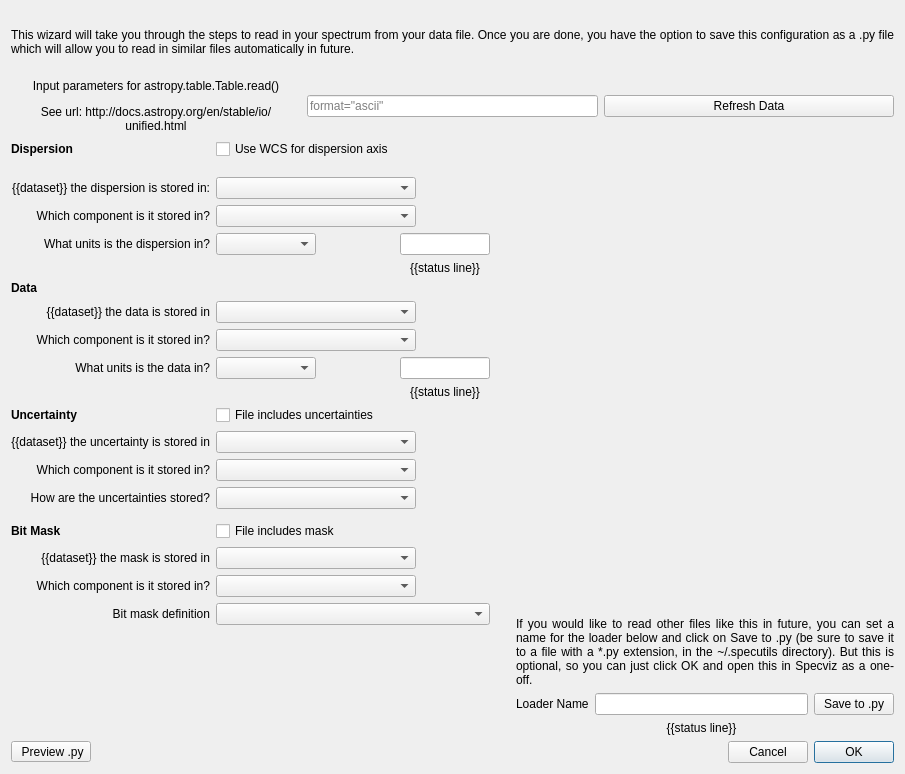
This is specviz/plugins/loader_wizard/loader_wizard.ui in spacetelescope/specviz as Qt 5 draws it before an edit. The edited form follows.
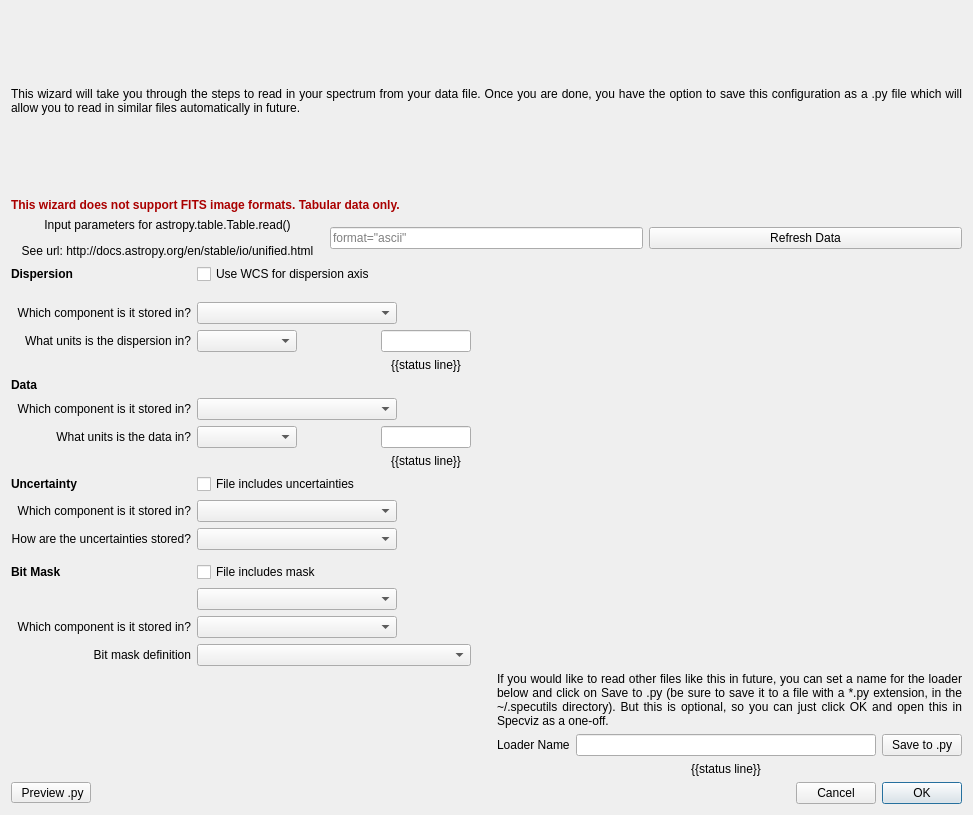
This is the edited form.

Commit message: fixed some ui bugs, and took out extraneious dataset buttons

What changed in the file:
```diff
--- a/specviz/plugins/loader_wizard/loader_wizard.ui
+++ b/specviz/plugins/loader_wizard/loader_wizard.ui
@@ -6,8 +6,8 @@
    <rect>
     <x>0</x>
     <y>0</y>
-    <width>905</width>
-    <height>774</height>
+    <width>973</width>
+    <height>815</height>
    </rect>
   </property>
   <property name="windowTitle">
@@ -33,6 +33,13 @@
      </property>
     </widget>
    </item>
+   <item>
+    <widget class="QLabel" name="label_8">
+     <property name="text">
+      <string>&lt;html&gt;&lt;head/&gt;&lt;body&gt;&lt;p&gt;&lt;span style=&quot; font-weight:600; color:#aa0000;&quot;&gt;This wizard does not support FITS image formats. Tabular data only.&lt;/span&gt;&lt;/p&gt;&lt;/body&gt;&lt;/html&gt;</string>
+     </property>
+    </widget>
+   </item>
    <item>
     <layout class="QVBoxLayout" name="verticalLayout_3">
      <item>
@@ -87,7 +94,7 @@
     <layout class="QHBoxLayout" name="horizontalLayout_4">
      <item>
       <layout class="QGridLayout" name="gridLayout">
-       <item row="9" column="1" colspan="2">
+       <item row="7" column="1" colspan="2">
         <widget class="QComboBox" name="combo_data_component">
          <property name="sizePolicy">
           <sizepolicy hsizetype="Fixed" vsizetype="Fixed">
@@ -106,7 +113,7 @@
          </property>
         </widget>
        </item>
-       <item row="19" column="1" colspan="2">
+       <item row="16" column="1" colspan="2">
         <widget class="QComboBox" name="combo_mask_component">
          <property name="sizePolicy">
           <sizepolicy hsizetype="Fixed" vsizetype="Fixed">
@@ -125,33 +132,10 @@
          </property>
         </widget>
        </item>
-       <item row="19" column="4" rowspan="3" colspan="3">
-        <widget class="QLabel" name="label_6">
-         <property name="text">
-          <string>&lt;html&gt;&lt;head/&gt;&lt;body&gt;&lt;p&gt;If you would like to read other files like this in future, you can set a name for the loader below and click on Save to .py (be sure to save it to a file with a *.py extension, in the ~/.specutils directory). But this is optional, so you can just click OK and open this in Specviz as a one-off.&lt;/p&gt;&lt;/body&gt;&lt;/html&gt;</string>
-         </property>
-         <property name="alignment">
-          <set>Qt::AlignBottom|Qt::AlignJustify</set>
-         </property>
-         <property name="wordWrap">
-          <bool>true</bool>
-         </property>
-        </widget>
-       </item>
-       <item row="18" column="0">
-        <widget class="QLabel" name="label_mask_dataset">
-         <property name="text">
-          <string>{{dataset}} the mask is stored in</string>
-         </property>
-         <property name="alignment">
-          <set>Qt::AlignRight|Qt::AlignTrailing|Qt::AlignVCenter</set>
-         </property>
-        </widget>
-       </item>
-       <item row="20" column="1" colspan="2">
+       <item row="17" column="1" colspan="2">
         <widget class="QComboBox" name="combo_bit_mask_definition"/>
        </item>
-       <item row="15" column="1" colspan="2">
+       <item row="12" column="1" colspan="2">
         <widget class="QComboBox" name="combo_uncertainty_type">
          <property name="sizePolicy">
           <sizepolicy hsizetype="Fixed" vsizetype="Fixed">
@@ -170,7 +154,7 @@
          </property>
         </widget>
        </item>
-       <item row="11" column="2">
+       <item row="9" column="2">
         <widget class="QLabel" name="label_data_status">
          <property name="text">
           <string>{{status line}}</string>
@@ -180,7 +164,7 @@
          </property>
         </widget>
        </item>
-       <item row="22" column="6">
+       <item row="19" column="6">
         <widget class="QPushButton" name="button_save_yaml">
          <property name="sizePolicy">
           <sizepolicy hsizetype="Minimum" vsizetype="Fixed">
@@ -193,7 +177,7 @@
          </property>
         </widget>
        </item>
-       <item row="12" column="0">
+       <item row="10" column="0">
         <widget class="QLabel" name="label_4">
          <property name="font">
           <font>
@@ -206,17 +190,7 @@
          </property>
         </widget>
        </item>
-       <item row="8" column="0">
-        <widget class="QLabel" name="label_data_dataset">
-         <property name="text">
-          <string>{{dataset}} the data is stored in</string>
-         </property>
-         <property name="alignment">
-          <set>Qt::AlignRight|Qt::AlignTrailing|Qt::AlignVCenter</set>
-         </property>
-        </widget>
-       </item>
-       <item row="19" column="0">
+       <item row="16" column="0">
         <widget class="QLabel" name="label_uncertainty_component">
          <property name="text">
           <string>Which component is it stored in?</string>
@@ -226,7 +200,7 @@
          </property>
         </widget>
        </item>
-       <item row="23" column="5">
+       <item row="20" column="5">
         <widget class="QLabel" name="label_loader_name_status">
          <property name="sizePolicy">
           <sizepolicy hsizetype="Preferred" vsizetype="Fixed">
@@ -245,7 +219,7 @@
          </property>
         </widget>
        </item>
-       <item row="6" column="2">
+       <item row="5" column="2">
         <widget class="QLabel" name="label_dispersion_status">
          <property name="text">
           <string>{{status line}}</string>
@@ -255,7 +229,7 @@
          </property>
         </widget>
        </item>
-       <item row="22" column="4">
+       <item row="19" column="4">
         <widget class="QLabel" name="label_5">
          <property name="sizePolicy">
           <sizepolicy hsizetype="Preferred" vsizetype="Expanding">
@@ -268,7 +242,7 @@
          </property>
         </widget>
        </item>
-       <item row="10" column="1">
+       <item row="8" column="1">
         <widget class="QComboBox" name="combo_data_units">
          <property name="sizePolicy">
           <sizepolicy hsizetype="Fixed" vsizetype="Fixed">
@@ -287,7 +261,7 @@
          </property>
         </widget>
        </item>
-       <item row="7" column="0">
+       <item row="6" column="0">
         <widget class="QLabel" name="label_3">
          <property name="font">
           <font>
@@ -300,7 +274,7 @@
          </property>
         </widget>
        </item>
-       <item row="4" column="0">
+       <item row="3" column="0">
         <widget class="QLabel" name="label_dispersion_component">
          <property name="text">
           <string>Which component is it stored in?</string>
@@ -310,7 +284,7 @@
          </property>
         </widget>
        </item>
-       <item row="9" column="0">
+       <item row="7" column="0">
         <widget class="QLabel" name="label_data_component">
          <property name="text">
           <string>Which component is it stored in?</string>
@@ -320,7 +294,7 @@
          </property>
         </widget>
        </item>
-       <item row="10" column="0">
+       <item row="8" column="0">
         <widget class="QLabel" name="label_data_units">
          <property name="text">
           <string>What units is the data in?</string>
@@ -330,17 +304,7 @@
          </property>
         </widget>
        </item>
-       <item row="13" column="0">
-        <widget class="QLabel" name="label_uncertainty_dataset">
-         <property name="text">
-          <string>{{dataset}} the uncertainty is stored in</string>
-         </property>
-         <property name="alignment">
-          <set>Qt::AlignRight|Qt::AlignTrailing|Qt::AlignVCenter</set>
-         </property>
-        </widget>
-       </item>
-       <item row="18" column="1" colspan="2">
+       <item row="15" column="1" colspan="2">
         <widget class="QComboBox" name="combo_mask_dataset">
          <property name="sizePolicy">
           <sizepolicy hsizetype="Fixed" vsizetype="Fixed">
@@ -359,7 +323,7 @@
          </property>
         </widget>
        </item>
-       <item row="5" column="2">
+       <item row="4" column="2">
         <widget class="QLineEdit" name="value_dispersion_units">
          <property name="sizePolicy">
           <sizepolicy hsizetype="Fixed" vsizetype="Fixed">
@@ -384,7 +348,7 @@
          </property>
         </widget>
        </item>
-       <item row="14" column="1" colspan="2">
+       <item row="11" column="1" colspan="2">
         <widget class="QComboBox" name="combo_uncertainty_component">
          <property name="sizePolicy">
           <sizepolicy hsizetype="Fixed" vsizetype="Fixed">
@@ -403,7 +367,7 @@
          </property>
         </widget>
        </item>
-       <item row="22" column="5">
+       <item row="19" column="5">
         <widget class="QLineEdit" name="loader_name">
          <property name="sizePolicy">
           <sizepolicy hsizetype="Expanding" vsizetype="Expanding">
@@ -413,7 +377,7 @@
          </property>
         </widget>
        </item>
-       <item row="5" column="0">
+       <item row="4" column="0">
         <widget class="QLabel" name="label_dispersion_units">
          <property name="text">
           <string>What units is the dispersion in?</string>
@@ -423,14 +387,14 @@
          </property>
         </widget>
        </item>
-       <item row="17" column="1" colspan="2">
+       <item row="14" column="1" colspan="2">
         <widget class="QCheckBox" name="bool_mask">
          <property name="text">
           <string>File includes mask</string>
          </property>
         </widget>
        </item>
-       <item row="5" column="3">
+       <item row="4" column="3">
         <spacer name="horizontalSpacer_2">
          <property name="orientation">
           <enum>Qt::Horizontal</enum>
@@ -446,43 +410,14 @@
          </property>
         </spacer>
        </item>
-       <item row="3" column="0">
-        <widget class="QLabel" name="label_dispersion_dataset">
-         <property name="text">
-          <string>{{dataset}} the dispersion is stored in:</string>
-         </property>
-         <property name="alignment">
-          <set>Qt::AlignRight|Qt::AlignTrailing|Qt::AlignVCenter</set>
-         </property>
-        </widget>
-       </item>
-       <item row="12" column="1" colspan="2">
+       <item row="10" column="1" colspan="2">
         <widget class="QCheckBox" name="bool_uncertainties">
          <property name="text">
           <string>File includes uncertainties</string>
          </property>
         </widget>
        </item>
-       <item row="8" column="1" colspan="2">
-        <widget class="QComboBox" name="combo_data_dataset">
-         <property name="sizePolicy">
-          <sizepolicy hsizetype="Fixed" vsizetype="Fixed">
-           <horstretch>0</horstretch>
-           <verstretch>0</verstretch>
-          </sizepolicy>
-         </property>
-         <property name="minimumSize">
-          <size>
-           <width>200</width>
-           <height>0</height>
-          </size>
-         </property>
-         <property name="sizeAdjustPolicy">
-          <enum>QComboBox::AdjustToMinimumContentsLength</enum>
-         </property>
-        </widget>
-       </item>
-       <item row="15" column="0">
+       <item row="12" column="0">
         <widget class="QLabel" name="label_uncertainty_type">
          <property name="text">
           <string>How are the uncertainties stored?</string>
@@ -492,7 +427,7 @@
          </property>
         </widget>
        </item>
-       <item row="14" column="0">
+       <item row="11" column="0">
         <widget class="QLabel" name="label_uncertainty_component">
          <property name="text">
           <string>Which component is it stored in?</string>
@@ -502,7 +437,7 @@
          </property>
         </widget>
        </item>
-       <item row="5" column="1">
+       <item row="4" column="1">
         <widget class="QComboBox" name="combo_dispersion_units">
          <property name="sizePolicy">
           <sizepolicy hsizetype="Fixed" vsizetype="Fixed">
@@ -521,10 +456,10 @@
          </property>
         </widget>
        </item>
-       <item row="0" column="4" rowspan="19" colspan="3">
+       <item row="0" column="4" rowspan="16" colspan="3">
         <layout class="QVBoxLayout" name="layout_preview"/>
        </item>
-       <item row="20" column="0">
+       <item row="17" column="0">
         <widget class="QLabel" name="label_data_dataset">
          <property name="font">
           <font>
@@ -540,25 +475,6 @@
          </property>
         </widget>
        </item>
-       <item row="13" column="1" colspan="2">
-        <widget class="QComboBox" name="combo_uncertainty_dataset">
-         <property name="sizePolicy">
-          <sizepolicy hsizetype="Fixed" vsizetype="Fixed">
-           <horstretch>0</horstretch>
-           <verstretch>0</verstretch>
-          </sizepolicy>
-         </property>
-         <property name="minimumSize">
-          <size>
-           <width>200</width>
-           <height>0</height>
-          </size>
-         </property>
-         <property name="sizeAdjustPolicy">
-          <enum>QComboBox::AdjustToMinimumContentsLength</enum>
-         </property>
-        </widget>
-       </item>
        <item row="0" column="0">
         <widget class="QLabel" name="label_2">
          <property name="font">
@@ -572,7 +488,7 @@
          </property>
         </widget>
        </item>
-       <item row="17" column="0">
+       <item row="14" column="0">
         <widget class="QLabel" name="label_4">
          <property name="font">
           <font>
@@ -585,7 +501,7 @@
          </property>
         </widget>
        </item>
-       <item row="10" column="2">
+       <item row="8" column="2">
         <widget class="QLineEdit" name="value_data_units">
          <property name="sizePolicy">
           <sizepolicy hsizetype="Fixed" vsizetype="Fixed">
@@ -610,27 +526,8 @@
          </property>
         </widget>
        </item>
-       <item row="4" column="1" colspan="2">
-        <widget class="QComboBox" name="combo_dispersion_component">
-         <property name="sizePolicy">
-          <sizepolicy hsizetype="Fixed" vsizetype="Fixed">
-           <horstretch>0</horstretch>
-           <verstretch>0</verstretch>
-          </sizepolicy>
-         </property>
-         <property name="minimumSize">
-          <size>
-           <width>200</width>
-           <height>0</height>
-          </size>
-         </property>
-         <property name="sizeAdjustPolicy">
-          <enum>QComboBox::AdjustToMinimumContentsLength</enum>
-         </property>
-        </widget>
-       </item>
        <item row="3" column="1" colspan="2">
-        <widget class="QComboBox" name="combo_dispersion_dataset">
+        <widget class="QComboBox" name="combo_dispersion_component">
          <property name="sizePolicy">
           <sizepolicy hsizetype="Fixed" vsizetype="Fixed">
            <horstretch>0</horstretch>
@@ -661,6 +558,19 @@
          </property>
         </widget>
        </item>
+       <item row="16" column="4" rowspan="3" colspan="3">
+        <widget class="QLabel" name="label_6">
+         <property name="text">
+          <string>&lt;html&gt;&lt;head/&gt;&lt;body&gt;&lt;p&gt;If you would like to read other files like this in future, you can set a name for the loader below and click on Save to .py (be sure to save it to a file with a *.py extension, in the ~/.specutils directory). But this is optional, so you can just click OK and open this in Specviz as a one-off.&lt;/p&gt;&lt;/body&gt;&lt;/html&gt;</string>
+         </property>
+         <property name="alignment">
+          <set>Qt::AlignBottom|Qt::AlignJustify</set>
+         </property>
+         <property name="wordWrap">
+          <bool>true</bool>
+         </property>
+        </widget>
+       </item>
       </layout>
      </item>
     </layout>
```
The commit also changes 2 other files.
